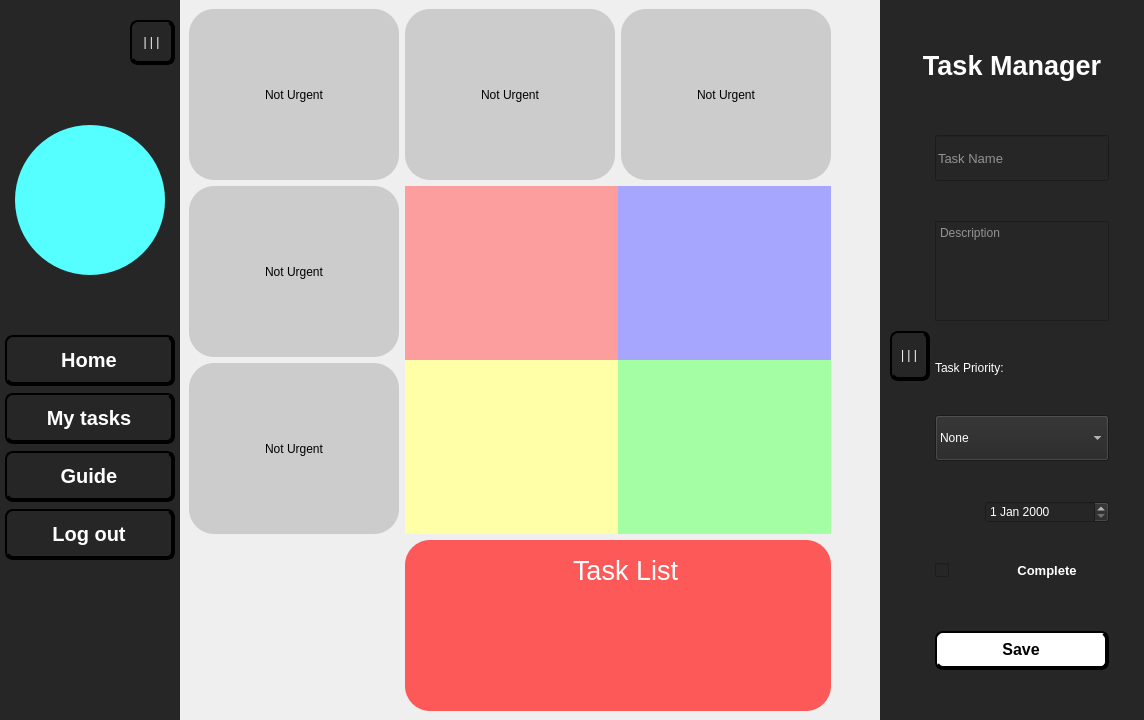
Before: the Qt Designer form responsive.ui in MrDalo/brainfree, drawn with Qt 5.
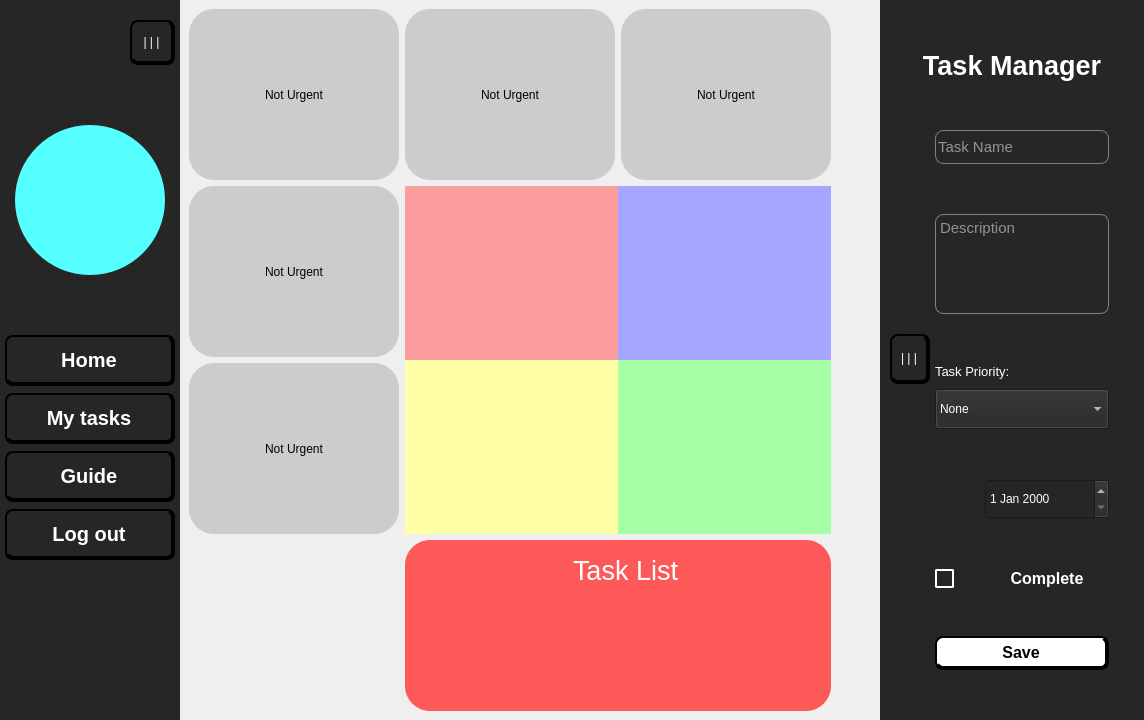
After: the same form once the commit is applied. Icons and pictures are not drawn.

What changed in the file:
```diff
--- a/responsive.ui
+++ b/responsive.ui
@@ -626,8 +626,33 @@
        <string notr="true">QWidget{
 	background-color: rgb(39, 38, 39);
 }
+
+QCheckBox::indicator{
+	background-color: rgb(39, 38, 39);
+	border-radius: 2px;
+	border: 2px solid white;
+	width: 15px;
+	height: 15px;
+}
+
+QCheckBox::indicator:checked{
+	background-color: white;
+	background-image: url(user/check.png);
+	border-radius: 2px;
+	border: 2px solid white;
+}
+
+QLineEdit{
+	border-radius: 8px;
+	border: 1px solid gray;
+}
+
+QTextEdit{
+	border-radius: 8px;
+	border: 1px solid gray;
+}
+
 QPushButton{
-
 	color:white;
 	border: 2px solid;
 	border-radius: 8px;
@@ -642,6 +667,7 @@
 	border-bottom: 2px solid;
 	border-right: 2px solid
 }
+
 </string>
       </property>
       <layout class="QGridLayout" name="gridLayout_6">
@@ -788,7 +814,7 @@
           <number>0</number>
          </property>
          <property name="verticalSpacing">
-          <number>40</number>
+          <number>50</number>
          </property>
          <item row="5" column="0">
           <widget class="QLabel" name="calendarIcon">
@@ -818,11 +844,22 @@
          <item row="5" column="1">
           <widget class="QDateEdit" name="dateEdit">
            <property name="sizePolicy">
-            <sizepolicy hsizetype="Preferred" vsizetype="Preferred">
+            <sizepolicy hsizetype="Preferred" vsizetype="Maximum">
              <horstretch>0</horstretch>
              <verstretch>0</verstretch>
             </sizepolicy>
            </property>
+           <property name="minimumSize">
+            <size>
+             <width>0</width>
+             <height>40</height>
+            </size>
+           </property>
+           <property name="font">
+            <font>
+             <pointsize>9</pointsize>
+            </font>
+           </property>
           </widget>
          </item>
          <item row="6" column="1">
@@ -835,7 +872,7 @@
            </property>
            <property name="font">
             <font>
-             <pointsize>10</pointsize>
+             <pointsize>12</pointsize>
              <weight>75</weight>
              <bold>true</bold>
             </font>
@@ -880,93 +917,22 @@
             <bool>false</bool>
            </property>
            <property name="styleSheet">
-            <string notr="true">color: white;
-</string>
+            <string notr="true"/>
            </property>
            <property name="text">
             <string/>
            </property>
+           <property name="iconSize">
+            <size>
+             <width>30</width>
+             <height>30</height>
+            </size>
+           </property>
            <property name="tristate">
             <bool>false</bool>
            </property>
           </widget>
          </item>
-         <item row="2" column="0" colspan="2">
-          <widget class="QLabel" name="taskPriorityLabel">
-           <property name="sizePolicy">
-            <sizepolicy hsizetype="Preferred" vsizetype="Fixed">
-             <horstretch>0</horstretch>
-             <verstretch>0</verstretch>
-            </sizepolicy>
-           </property>
-           <property name="font">
-            <font>
-             <pointsize>9</pointsize>
-            </font>
-           </property>
-           <property name="text">
-            <string>Task Priority:</string>
-           </property>
-           <property name="alignment">
-            <set>Qt::AlignBottom|Qt::AlignLeading|Qt::AlignLeft</set>
-           </property>
-          </widget>
-         </item>
-         <item row="4" column="0" colspan="2">
-          <widget class="QComboBox" name="chosePriority">
-           <property name="sizePolicy">
-            <sizepolicy hsizetype="Preferred" vsizetype="Preferred">
-             <horstretch>0</horstretch>
-             <verstretch>0</verstretch>
-            </sizepolicy>
-           </property>
-           <property name="minimumSize">
-            <size>
-             <width>0</width>
-             <height>0</height>
-            </size>
-           </property>
-           <property name="maximumSize">
-            <size>
-             <width>16777215</width>
-             <height>50</height>
-            </size>
-           </property>
-           <property name="font">
-            <font>
-             <pointsize>9</pointsize>
-            </font>
-           </property>
-           <property name="layoutDirection">
-            <enum>Qt::LeftToRight</enum>
-           </property>
-           <item>
-            <property name="text">
-             <string>None</string>
-            </property>
-           </item>
-           <item>
-            <property name="text">
-             <string>Urgent - Important</string>
-            </property>
-           </item>
-           <item>
-            <property name="text">
-             <string>Urgent - Not Important</string>
-            </property>
-           </item>
-           <item>
-            <property name="text">
-             <string>Not Urgent - Important</string>
-            </property>
-           </item>
-           <item>
-            <property name="text">
-             <string>Not Urgent - Not Important</string>
-            </property>
-           </item>
-          </widget>
-         </item>
          <item row="0" column="0" colspan="2">
           <widget class="QLineEdit" name="taskNameInput">
            <property name="sizePolicy">
@@ -989,7 +955,7 @@
            </property>
            <property name="font">
             <font>
-             <pointsize>10</pointsize>
+             <pointsize>11</pointsize>
             </font>
            </property>
            <property name="inputMask">
@@ -1020,11 +986,16 @@
              <height>100</height>
             </size>
            </property>
+           <property name="font">
+            <font>
+             <pointsize>11</pointsize>
+            </font>
+           </property>
            <property name="html">
             <string>&lt;!DOCTYPE HTML PUBLIC &quot;-//W3C//DTD HTML 4.0//EN&quot; &quot;http://www.w3.org/TR/REC-html40/strict.dtd&quot;&gt;
 &lt;html&gt;&lt;head&gt;&lt;meta name=&quot;qrichtext&quot; content=&quot;1&quot; /&gt;&lt;style type=&quot;text/css&quot;&gt;
 p, li { white-space: pre-wrap; }
-&lt;/style&gt;&lt;/head&gt;&lt;body style=&quot; font-family:'MS Shell Dlg 2'; font-size:7.8pt; font-weight:400; font-style:normal;&quot;&gt;
+&lt;/style&gt;&lt;/head&gt;&lt;body style=&quot; font-family:'MS Shell Dlg 2'; font-size:11pt; font-weight:400; font-style:normal;&quot;&gt;
 &lt;p style=&quot;-qt-paragraph-type:empty; margin-top:0px; margin-bottom:0px; margin-left:0px; margin-right:0px; -qt-block-indent:0; text-indent:0px;&quot;&gt;&lt;br /&gt;&lt;/p&gt;&lt;/body&gt;&lt;/html&gt;</string>
            </property>
            <property name="placeholderText">
@@ -1032,6 +1003,92 @@
            </property>
           </widget>
          </item>
+         <item row="3" column="0" colspan="2">
+          <layout class="QVBoxLayout" name="verticalLayout">
+           <property name="spacing">
+            <number>10</number>
+           </property>
+           <property name="bottomMargin">
+            <number>0</number>
+           </property>
+           <item>
+            <widget class="QLabel" name="taskPriorityLabel">
+             <property name="sizePolicy">
+              <sizepolicy hsizetype="Preferred" vsizetype="Fixed">
+               <horstretch>0</horstretch>
+               <verstretch>0</verstretch>
+              </sizepolicy>
+             </property>
+             <property name="font">
+              <font>
+               <pointsize>10</pointsize>
+              </font>
+             </property>
+             <property name="text">
+              <string>Task Priority:</string>
+             </property>
+             <property name="alignment">
+              <set>Qt::AlignBottom|Qt::AlignLeading|Qt::AlignLeft</set>
+             </property>
+            </widget>
+           </item>
+           <item>
+            <widget class="QComboBox" name="chosePriority">
+             <property name="sizePolicy">
+              <sizepolicy hsizetype="Preferred" vsizetype="Maximum">
+               <horstretch>0</horstretch>
+               <verstretch>0</verstretch>
+              </sizepolicy>
+             </property>
+             <property name="minimumSize">
+              <size>
+               <width>0</width>
+               <height>40</height>
+              </size>
+             </property>
+             <property name="maximumSize">
+              <size>
+               <width>16777215</width>
+               <height>50</height>
+              </size>
+             </property>
+             <property name="font">
+              <font>
+               <pointsize>9</pointsize>
+              </font>
+             </property>
+             <property name="layoutDirection">
+              <enum>Qt::LeftToRight</enum>
+             </property>
+             <item>
+              <property name="text">
+               <string>None</string>
+              </property>
+             </item>
+             <item>
+              <property name="text">
+               <string>Urgent - Important</string>
+              </property>
+             </item>
+             <item>
+              <property name="text">
+               <string>Urgent - Not Important</string>
+              </property>
+             </item>
+             <item>
+              <property name="text">
+               <string>Not Urgent - Important</string>
+              </property>
+             </item>
+             <item>
+              <property name="text">
+               <string>Not Urgent - Not Important</string>
+              </property>
+             </item>
+            </widget>
+           </item>
+          </layout>
+         </item>
         </layout>
        </item>
       </layout>
```
Left out of the diff: 11 changed lines with no effect on the pictures.
